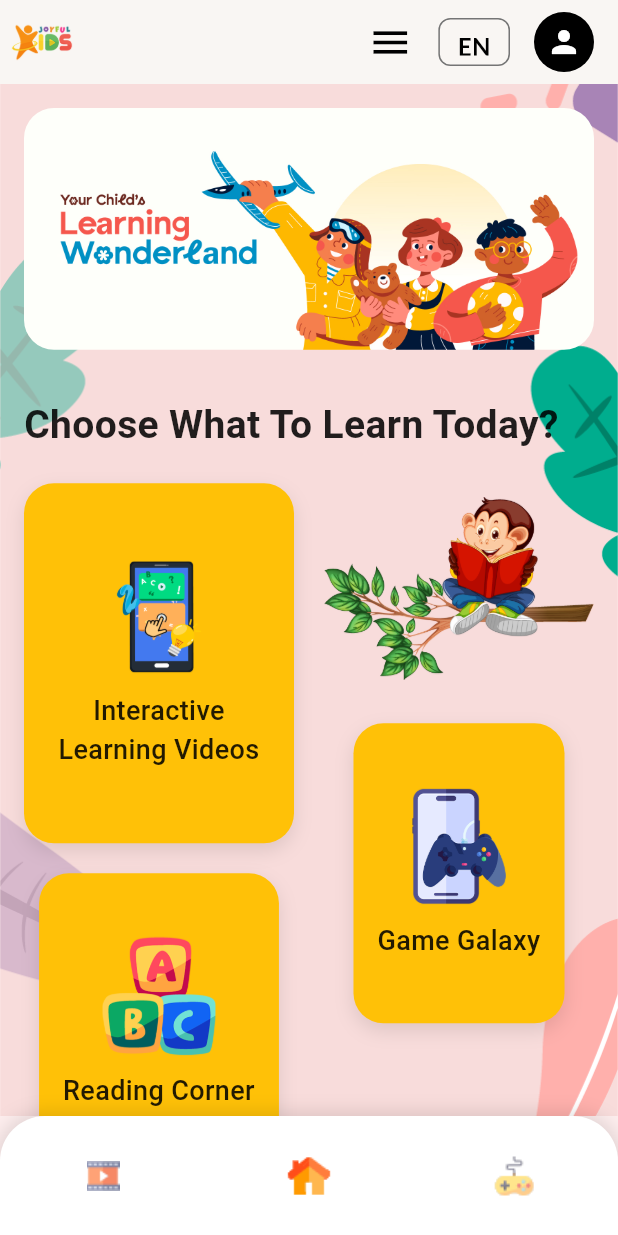
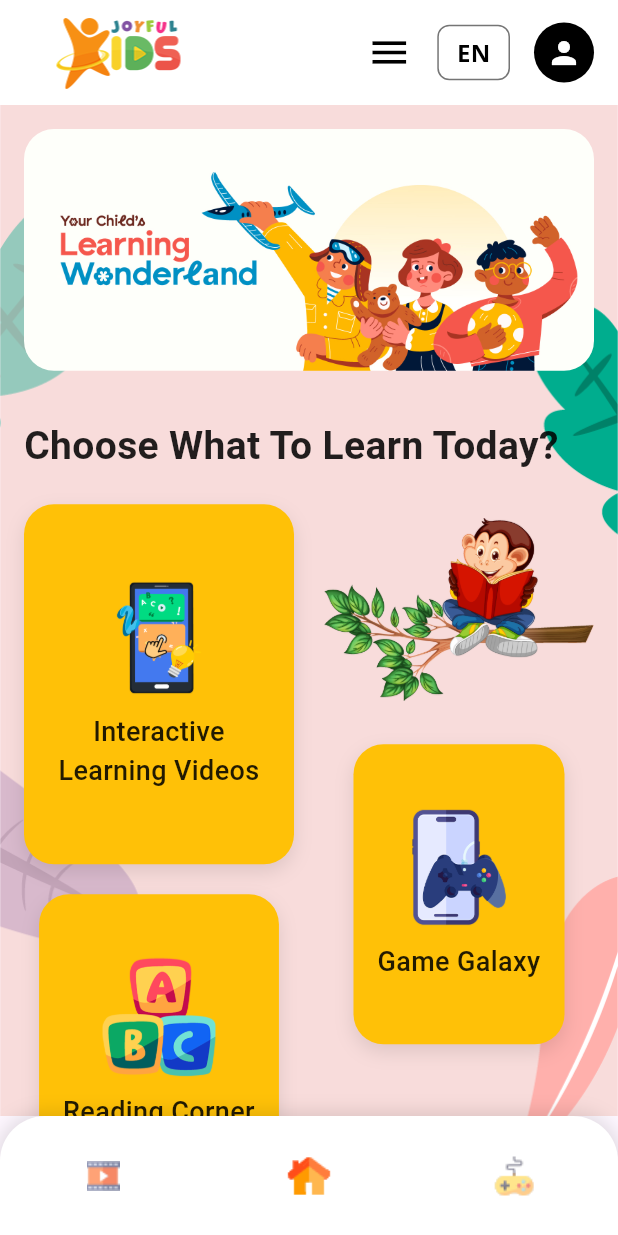
Before and after one commit to Harshit27473/joyful_kids, a Flutter app: the screen it shows after launch, on a phone screen of 412 x 824 dp. Run offline on Flutter 3.47's test engine with Material 3 defaults, Android fonts, the phone set to English and light mode, and no system bars; our stand-ins replace google_fonts, readmore; Roboto replaces fonts that are missing (Acme).

Commit message:
feat: updated app bar with new design

```diff
--- a/lib/components/joyful_app_bar.dart
+++ b/lib/components/joyful_app_bar.dart
@@ -1,3 +1,4 @@
+
 import 'package:flutter/material.dart';
 
 class JoyfulAppBar extends StatefulWidget implements PreferredSizeWidget {
@@ -7,7 +8,7 @@ class JoyfulAppBar extends StatefulWidget implements PreferredSizeWidget {
   State<JoyfulAppBar> createState() => _JoyfulAppBarState();
 
   @override
-  Size get preferredSize => const Size.fromHeight(kToolbarHeight);
+  Size get preferredSize => const Size.fromHeight(70);
 }
 
 class _JoyfulAppBarState extends State<JoyfulAppBar> {
@@ -15,15 +16,26 @@ class _JoyfulAppBarState extends State<JoyfulAppBar> {
 
   @override
   Widget build(BuildContext context) {
-    return AppBar(
-      automaticallyImplyLeading: false,
-      backgroundColor: Colors.white,
-      elevation: 1,
-      leading: Padding(
-        padding: const EdgeInsets.all(4.0),
-        child: Image.asset('assets/images/joy.png', height: 50, fit: BoxFit.contain),
+    return PreferredSize(
+      preferredSize: widget.preferredSize,
+      child: Container(
+        color: Colors.white,
+        child: SafeArea(
+          child: Row(
+            mainAxisAlignment: MainAxisAlignment.spaceBetween,
+            children: [
+              Padding(
+                padding: const EdgeInsets.only(left: 4.0, top: 8.0, bottom: 8.0),
+                child: SizedBox(
+                  height: 54,
+                  width: 150,
+                  child: Image.asset('assets/images/joy.png', fit: BoxFit.contain),
                 ),
-      actions: [
+              ),
+              Padding(
+                padding: const EdgeInsets.only(right: 16.0),
+                child: Row(
+                  children: [
                     Builder(
                       builder: (context) => IconButton(
                         icon: const Icon(Icons.menu, color: Colors.black, size: 30),
@@ -68,13 +80,19 @@ class _JoyfulAppBarState extends State<JoyfulAppBar> {
                       ),
                     ),
                     const Padding(
-          padding: EdgeInsets.only(right: 16.0, left: 8.0),
+                      padding: EdgeInsets.only(left: 8.0),
                       child: CircleAvatar(
                         backgroundColor: Colors.black,
                         child: Icon(Icons.person, color: Colors.white),
                       ),
                     ),
                   ],
+                ),
+              ),
+            ],
+          ),
+        ),
+      ),
     );
   }
 }
--- a/lib/main.dart
+++ b/lib/main.dart
@@ -1,7 +1,7 @@
 import 'package:flutter/material.dart';
 import 'package:google_fonts/google_fonts.dart';
 import 'package:myapp/modules/home/home_screen.dart';
-import 'package:myapp/providers/theme_provider.dart';
+import 'package:myapp/theme/theme.dart';
 import 'package:provider/provider.dart';
 
 void main() {
@@ -20,32 +20,6 @@ class MyApp extends StatelessWidget {
   Widget build(BuildContext context) {
     final themeProvider = Provider.of<ThemeProvider>(context);
 
-    final ThemeData lightTheme = ThemeData(
-      scaffoldBackgroundColor: const Color(0xFFFEEEEE),
-      primaryColor: const Color(0xFFFF9800),
-      textTheme: GoogleFonts.latoTextTheme(
-        Theme.of(context).textTheme,
-      ),
-      colorScheme: ColorScheme.fromSeed(
-        seedColor: const Color(0xFFFF9800),
-        brightness: Brightness.light,
-      ),
-      useMaterial3: true,
-    );
-
-    final ThemeData darkTheme = ThemeData(
-      brightness: Brightness.dark,
-      primaryColor: const Color(0xFFFF9800),
-      textTheme: GoogleFonts.latoTextTheme(
-        Theme.of(context).textTheme.apply(bodyColor: Colors.white, displayColor: Colors.white)
-      ),
-      colorScheme: ColorScheme.fromSeed(
-        seedColor: const Color(0xFFFF9800),
-        brightness: Brightness.dark,
-      ),
-      useMaterial3: true,
-    );
-
     return MaterialApp(
       title: 'Joyful Kids',
       theme: lightTheme,
--- a/lib/modules/home/home_screen.dart
+++ b/lib/modules/home/home_screen.dart
@@ -18,7 +18,6 @@ class _HomeScreenState extends State<HomeScreen> {
   @override
   Widget build(BuildContext context) {
     return Scaffold(
-      appBar: const JoyfulAppBar(),
       drawer: const JoyfulDrawer(),
       body: Container(
         decoration: const BoxDecoration(
@@ -27,9 +26,19 @@ class _HomeScreenState extends State<HomeScreen> {
             fit: BoxFit.cover,
           ),
         ),
-        child: SingleChildScrollView(
-          child: Column(
-            children: [
+        child: CustomScrollView(
+          slivers: <Widget>[
+            const SliverAppBar(
+              automaticallyImplyLeading: false,
+              backgroundColor: Colors.white,
+              floating: true,
+              snap: true,
+              pinned: false,
+              toolbarHeight: 70,
+              flexibleSpace: JoyfulAppBar(),
+            ),
+            SliverList(
+              delegate: SliverChildListDelegate([
                 const HomeBanner(),
                 LayoutBuilder(
                   builder: (context, constraints) {
@@ -41,8 +50,9 @@ class _HomeScreenState extends State<HomeScreen> {
                   },
                 ),
                 const AppFooter(),
+              ]),
+            ),
           ],
-          ),
         ),
       ),
       bottomNavigationBar: const JoyfulBottomNav(),
--- /dev/null
+++ b/lib/theme/theme.dart
@@ -0,0 +1,54 @@
+
+import 'package:flutter/material.dart';
+import 'package:google_fonts/google_fonts.dart';
+
+class ThemeProvider with ChangeNotifier {
+  ThemeMode _themeMode = ThemeMode.light;
+
+  ThemeMode get themeMode => _themeMode;
+
+  void toggleTheme() {
+    _themeMode = _themeMode == ThemeMode.light ? ThemeMode.dark : ThemeMode.light;
+    notifyListeners();
+  }
+}
+
+final ThemeData lightTheme = ThemeData(
+  useMaterial3: true,
+  colorScheme: ColorScheme.fromSeed(
+    seedColor: Colors.deepPurple,
+    brightness: Brightness.light,
+  ),
+  textTheme: TextTheme(
+    displayLarge: GoogleFonts.oswald(fontSize: 57, fontWeight: FontWeight.bold),
+    titleLarge: GoogleFonts.roboto(fontSize: 22, fontWeight: FontWeight.w500),
+    bodyMedium: GoogleFonts.openSans(fontSize: 14),
+  ),
+  appBarTheme: AppBarTheme(
+    backgroundColor: Colors.transparent,
+    elevation: 0,
+    iconTheme: const IconThemeData(color: Colors.black),
+    titleTextStyle: GoogleFonts.roboto(
+        fontSize: 20, fontWeight: FontWeight.bold, color: Colors.black),
+  ),
+);
+
+final ThemeData darkTheme = ThemeData(
+  useMaterial3: true,
+  colorScheme: ColorScheme.fromSeed(
+    seedColor: Colors.deepPurple,
+    brightness: Brightness.dark,
+  ),
+  textTheme: TextTheme(
+    displayLarge: GoogleFonts.oswald(fontSize: 57, fontWeight: FontWeight.bold),
+    titleLarge: GoogleFonts.roboto(fontSize: 22, fontWeight: FontWeight.w500),
+    bodyMedium: GoogleFonts.openSans(fontSize: 14),
+  ),
+  appBarTheme: AppBarTheme(
+    backgroundColor: Colors.transparent,
+    elevation: 0,
+    iconTheme: const IconThemeData(color: Colors.white),
+    titleTextStyle: GoogleFonts.roboto(
+        fontSize: 20, fontWeight: FontWeight.bold, color: Colors.white),
+  ),
+);
```
Lines whose indentation alone changed are shown as unchanged.
